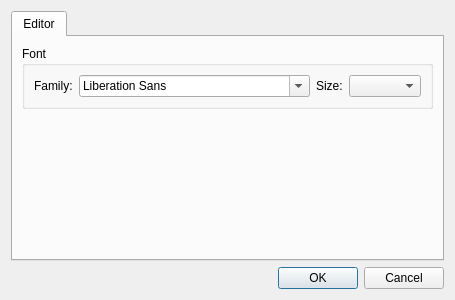
Old version of the form app/optionsdialog.ui in the repository cloose/CuteMarkEd.
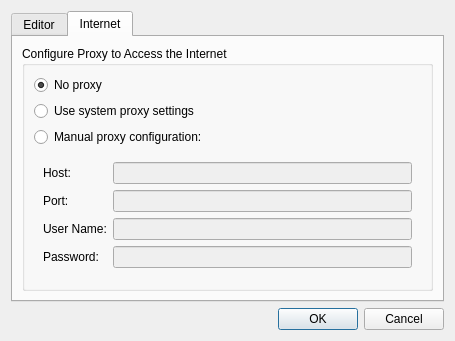
New version of the form. The open tabs and pages were chosen to show the change.

Commit message:
Proxy support
Add proxy configuration to the options dialog. The user can now choose
between no proxy, system proxy and manual proxy configuration.

Resolves #29

```diff
--- a/app/optionsdialog.ui
+++ b/app/optionsdialog.ui
@@ -6,8 +6,8 @@
    <rect>
     <x>0</x>
     <y>0</y>
-    <width>400</width>
-    <height>300</height>
+    <width>386</width>
+    <height>315</height>
    </rect>
   </property>
   <property name="windowTitle">
@@ -65,6 +65,114 @@
        </item>
       </layout>
      </widget>
+     <widget class="QWidget" name="internetTab">
+      <attribute name="title">
+       <string>Internet</string>
+      </attribute>
+      <layout class="QVBoxLayout" name="verticalLayout_3">
+       <item>
+        <widget class="QGroupBox" name="proxyGroupBox">
+         <property name="title">
+          <string>Configure Proxy to Access the Internet</string>
+         </property>
+         <layout class="QVBoxLayout" name="verticalLayout_4">
+          <item>
+           <widget class="QRadioButton" name="noProxyRadioButton">
+            <property name="text">
+             <string>No proxy</string>
+            </property>
+            <property name="checked">
+             <bool>true</bool>
+            </property>
+           </widget>
+          </item>
+          <item>
+           <widget class="QRadioButton" name="systemProxyRadioButton">
+            <property name="text">
+             <string>Use system proxy settings</string>
+            </property>
+           </widget>
+          </item>
+          <item>
+           <widget class="QRadioButton" name="manualProxyRadioButton">
+            <property name="text">
+             <string>Manual proxy configuration:</string>
+            </property>
+           </widget>
+          </item>
+          <item>
+           <widget class="QFrame" name="frame">
+            <property name="frameShape">
+             <enum>QFrame::NoFrame</enum>
+            </property>
+            <property name="frameShadow">
+             <enum>QFrame::Raised</enum>
+            </property>
+            <layout class="QFormLayout" name="formLayout">
+             <item row="0" column="0">
+              <widget class="QLabel" name="hostLabel">
+               <property name="text">
+                <string>Host:</string>
+               </property>
+              </widget>
+             </item>
+             <item row="1" column="0">
+              <widget class="QLabel" name="portLabel">
+               <property name="text">
+                <string>Port:</string>
+               </property>
+              </widget>
+             </item>
+             <item row="2" column="0">
+              <widget class="QLabel" name="userNameLabel">
+               <property name="text">
+                <string>User Name:</string>
+               </property>
+              </widget>
+             </item>
+             <item row="3" column="0">
+              <widget class="QLabel" name="passwordLabel">
+               <property name="text">
+                <string>Password:</string>
+               </property>
+              </widget>
+             </item>
+             <item row="0" column="1">
+              <widget class="QLineEdit" name="hostLineEdit">
+               <property name="enabled">
+                <bool>false</bool>
+               </property>
+              </widget>
+             </item>
+             <item row="1" column="1">
+              <widget class="QLineEdit" name="portLineEdit">
+               <property name="enabled">
+                <bool>false</bool>
+               </property>
+              </widget>
+             </item>
+             <item row="2" column="1">
+              <widget class="QLineEdit" name="userNameLineEdit">
+               <property name="enabled">
+                <bool>false</bool>
+               </property>
+              </widget>
+             </item>
+             <item row="3" column="1">
+              <widget class="QLineEdit" name="passwordLineEdit">
+               <property name="enabled">
+                <bool>false</bool>
+               </property>
+              </widget>
+             </item>
+            </layout>
+           </widget>
+          </item>
+         </layout>
+        </widget>
+       </item>
+      </layout>
+     </widget>
     </widget>
    </item>
    <item>
```
Left out of the diff: 19 changed lines with no effect on the pictures. The commit also changes 6 other files.
